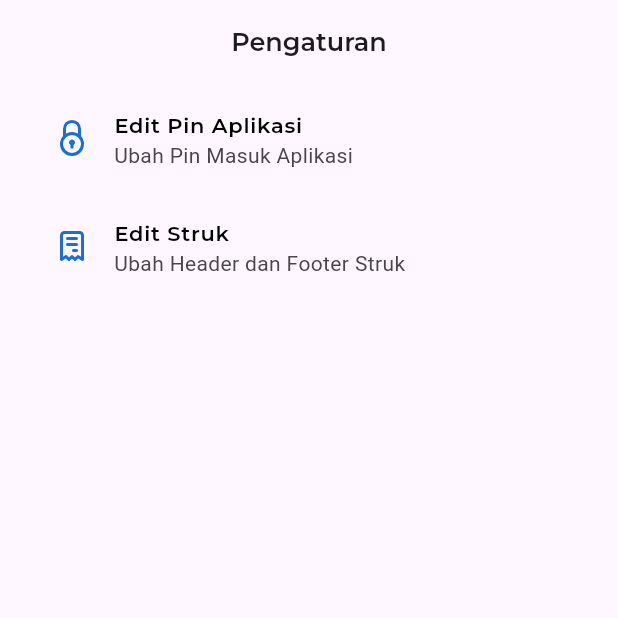
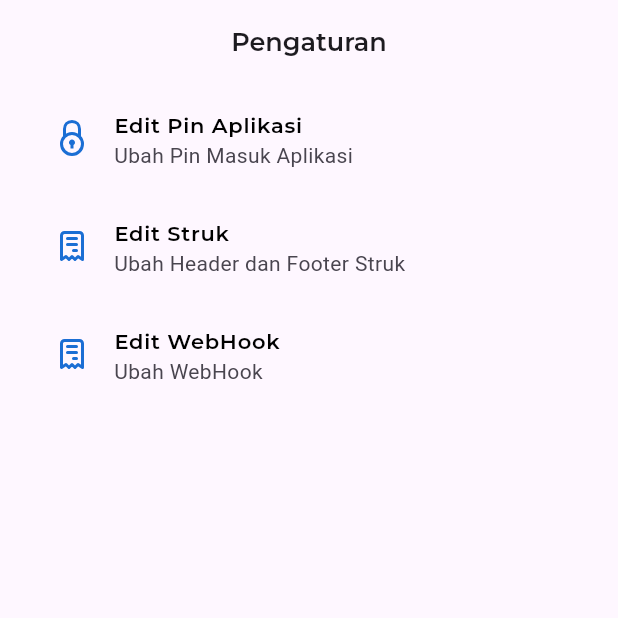
Before and after one commit to akmalzidani/pos_portal, a Flutter app: the SettingPage screen opened directly, on a phone screen of 412 x 824 dp, the top half of it. Run offline on Flutter 3.47's test engine with Material 3 defaults, Android fonts, the phone set to English and light mode, and no system bars; our stand-ins replace currency_text_input_formatter, custom_sliding_segmented_control, flutter_svg, google_fonts, persistent_bottom_nav_bar, sqflite; accounts and stored records are empty; project files that could hold a hidden picture were left out.

Commit message:
nambahi Update webhook mbek terlaris

```diff
--- a/lib/pages/product/settings_page.dart
+++ /dev/null
@@ -1,67 +0,0 @@
-import 'package:flutter/material.dart';
-import 'package:flutter_svg/svg.dart';
-import 'package:pos_portal/layouts/body_template.dart';
-import 'package:pos_portal/pages/product/struk-edit_page.dart';
-import 'package:pos_portal/utils/colors.dart';
-
-import '../../widgets/topbar.dart';
-
-
-class SettingPage extends StatelessWidget {
-  const SettingPage({super.key});
-
-  @override
-  Widget build(BuildContext context) {
-    return Scaffold(
-      appBar: topBar(context: context, title: 'Pengaturan',),
-      body: BodyTemplate(
-        child: Column(
-          children: [
-            ListTile(
-              title: Text(
-                'Edit Pin Aplikasi',
-                style: TextStyle(
-                  fontFamily: 'Montserrat',
-                  fontWeight: FontWeight.w600,
-                  fontSize: 14,
-                  color: Colors.black,
-                ),
-              ),
-              subtitle: Text('Ubah Pin Masuk Aplikasi'),
-              leading: SvgPicture.asset(
-                'assets/svg/icon_gembok.svg',
-                width: 24, // adjust the width as needed
-                height: 24, // adjust the height as needed
-              ),
-              onTap: (){},
-            ),
-            ListTile(
-              title: Text(
-                'Edit Struk',
-                style: TextStyle(
-                  fontFamily: 'Montserrat',
-                  fontWeight: FontWeight.w600,
-                  fontSize: 14,
-                  color: Colors.black,
-                ),
-              ),
-              subtitle: Text('Ubah Header dan Footer Struk'),
-              leading: SvgPicture.asset(
-                'assets/svg/icon_struk.svg',
-                width: 24, // adjust the width as needed
-                height: 24, // adjust the height as needed
-              ),
-              onTap: () {
-                // Navigate to EditStruk page
-                Navigator.push(
-                  context,
-                  MaterialPageRoute(builder: (context) => EditStruk()),
-                );
-              },
-            ),
-          ],
-        ),
-      ),
-    );
-  }
-}
--- a/lib/pages/settings/settings_page.dart
+++ b/lib/pages/settings/settings_page.dart
@@ -1,15 +1,92 @@
-import 'package:flutter/cupertino.dart';
+import 'package:flutter/material.dart';
+import 'package:flutter_svg/svg.dart';
+import 'package:pos_portal/layouts/body_template.dart';
+import 'package:pos_portal/pages/settings/struk-edit_page.dart';
+import 'package:pos_portal/pages/settings/webhook-edit_page.dart';
+import 'package:pos_portal/utils/colors.dart';
 
-class SettingPage extends StatefulWidget {
+import '../../widgets/topbar.dart';
+
+
+class SettingPage extends StatelessWidget {
   const SettingPage({super.key});
 
   @override
-  State<SettingPage> createState() => _SettingPageState();
-}
-
-class _SettingPageState extends State<SettingPage> {
-  @override
   Widget build(BuildContext context) {
-    return const Placeholder();
+    return Scaffold(
+      appBar: topBar(context: context, title: 'Pengaturan',),
+      body: BodyTemplate(
+        child: Column(
+          children: [
+            ListTile(
+              title: Text(
+                'Edit Pin Aplikasi',
+                style: TextStyle(
+                  fontFamily: 'Montserrat',
+                  fontWeight: FontWeight.w600,
+                  fontSize: 14,
+                  color: Colors.black,
+                ),
+              ),
+              subtitle: Text('Ubah Pin Masuk Aplikasi'),
+              leading: SvgPicture.asset(
+                'assets/svg/icon_gembok.svg',
+                width: 24, // adjust the width as needed
+                height: 24, // adjust the height as needed
+              ),
+              onTap: () {},
+            ),
+            ListTile(
+              title: Text(
+                'Edit Struk',
+                style: TextStyle(
+                  fontFamily: 'Montserrat',
+                  fontWeight: FontWeight.w600,
+                  fontSize: 14,
+                  color: Colors.black,
+                ),
+              ),
+              subtitle: Text('Ubah Header dan Footer Struk'),
+              leading: SvgPicture.asset(
+                'assets/svg/icon_struk.svg',
+                width: 24, // adjust the width as needed
+                height: 24, // adjust the height as needed
+              ),
+              onTap: () {
+                // Navigate to EditStruk page
+                Navigator.push(
+                  context,
+                  MaterialPageRoute(builder: (context) => EditStruk()),
+                );
+              },
+            ),
+            ListTile(
+              title: Text(
+                'Edit WebHook',
+                style: TextStyle(
+                  fontFamily: 'Montserrat',
+                  fontWeight: FontWeight.w600,
+                  fontSize: 14,
+                  color: Colors.black,
+                ),
+              ),
+              subtitle: Text('Ubah WebHook '),
+              leading: SvgPicture.asset(
+                'assets/svg/icon_struk.svg',
+                width: 24, // adjust the width as needed
+                height: 24, // adjust the height as needed
+              ),
+              onTap: () {
+                // Navigate to EditStruk page
+                Navigator.push(
+                  context,
+                  MaterialPageRoute(builder: (context) => EditWebhook()),
+                );
+              },
+            ),
+          ],
+        ),
+      ),
+    );
   }
 }
```
Also changed, not shown: lib/pages/settings/struk-edit_page.dart (renamed from lib/pages/product/struk-edit_page.dart, +30 -9 lines), lib/pages/settings/webhook-edit_page.dart (added, +69 -0 lines), lib/widgets/card_list_product.dart (+8 -3 lines), lib/widgets/customTextField.dart (+33 -12 lines), lib/widgets/save_button.dart (deleted, +0 -49 lines).
